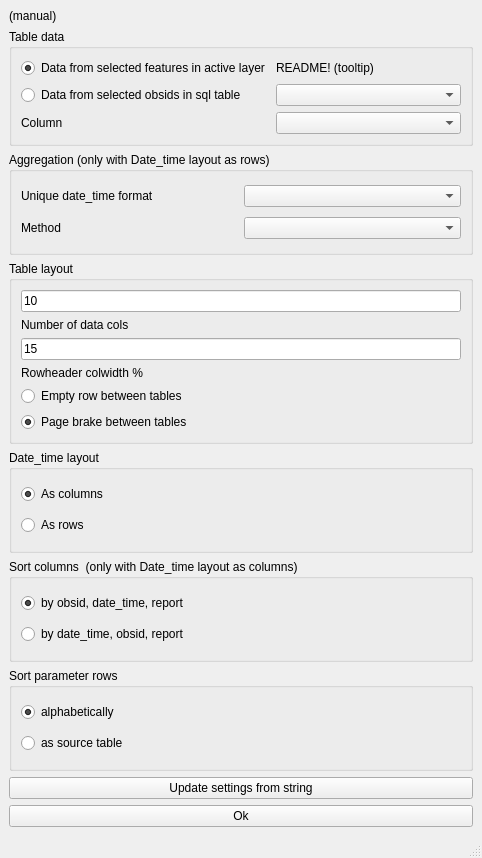
Above: ui/compact_w_qual_report.ui from jkall/qgis-midvatten-plugin before the change. Below: the same form after it.
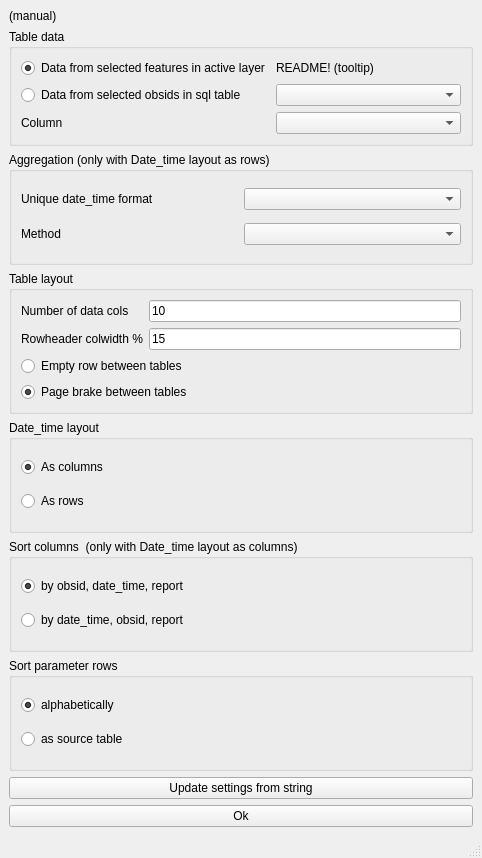
That is the form after the change.

Patch:
```diff
--- a/ui/compact_w_qual_report.ui
+++ b/ui/compact_w_qual_report.ui
@@ -121,49 +121,49 @@
       <property name="title">
        <string>Table layout</string>
       </property>
-      <layout class="QVBoxLayout" name="verticalLayout_4">
-       <item>
-        <widget class="QLineEdit" name="num_data_cols">
-         <property name="inputMethodHints">
-          <set>Qt::ImhDigitsOnly</set>
-         </property>
-         <property name="text">
-          <string>10</string>
-         </property>
-        </widget>
-       </item>
-       <item>
+      <layout class="QGridLayout" name="gridLayout">
+       <item row="0" column="0">
         <widget class="QLabel" name="label">
          <property name="text">
           <string>Number of data cols</string>
          </property>
         </widget>
        </item>
-       <item>
-        <widget class="QLineEdit" name="rowheader_colwidth_percent">
+       <item row="0" column="1">
+        <widget class="QLineEdit" name="num_data_cols">
          <property name="inputMethodHints">
           <set>Qt::ImhDigitsOnly</set>
          </property>
          <property name="text">
-          <string>15</string>
+          <string>10</string>
          </property>
         </widget>
        </item>
-       <item>
+       <item row="1" column="0">
         <widget class="QLabel" name="label_2">
          <property name="text">
           <string>Rowheader colwidth %</string>
          </property>
         </widget>
        </item>
-       <item>
+       <item row="1" column="1">
+        <widget class="QLineEdit" name="rowheader_colwidth_percent">
+         <property name="inputMethodHints">
+          <set>Qt::ImhDigitsOnly</set>
+         </property>
+         <property name="text">
+          <string>15</string>
+         </property>
+        </widget>
+       </item>
+       <item row="2" column="0" colspan="2">
         <widget class="QRadioButton" name="empty_row_between_tables">
          <property name="text">
           <string>Empty row between tables</string>
          </property>
         </widget>
        </item>
-       <item>
+       <item row="3" column="0" colspan="2">
         <widget class="QRadioButton" name="page_break_between_tables">
          <property name="text">
           <string>Page brake between tables</string>
```
Left out of the diff: 1 changed line with no effect on the pictures.
